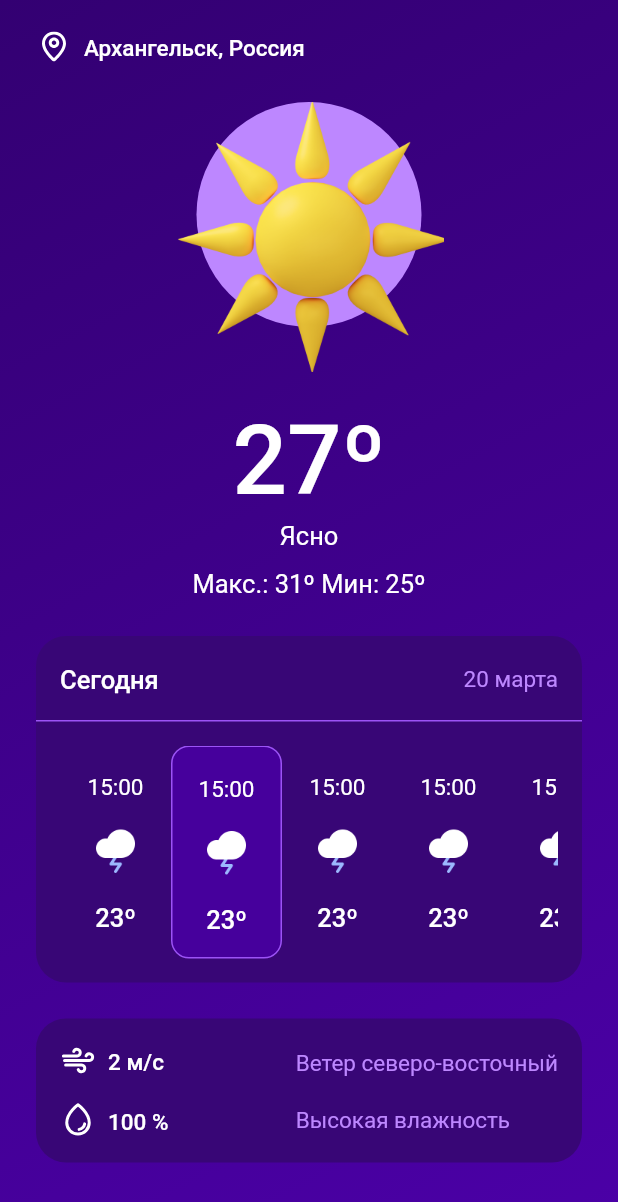
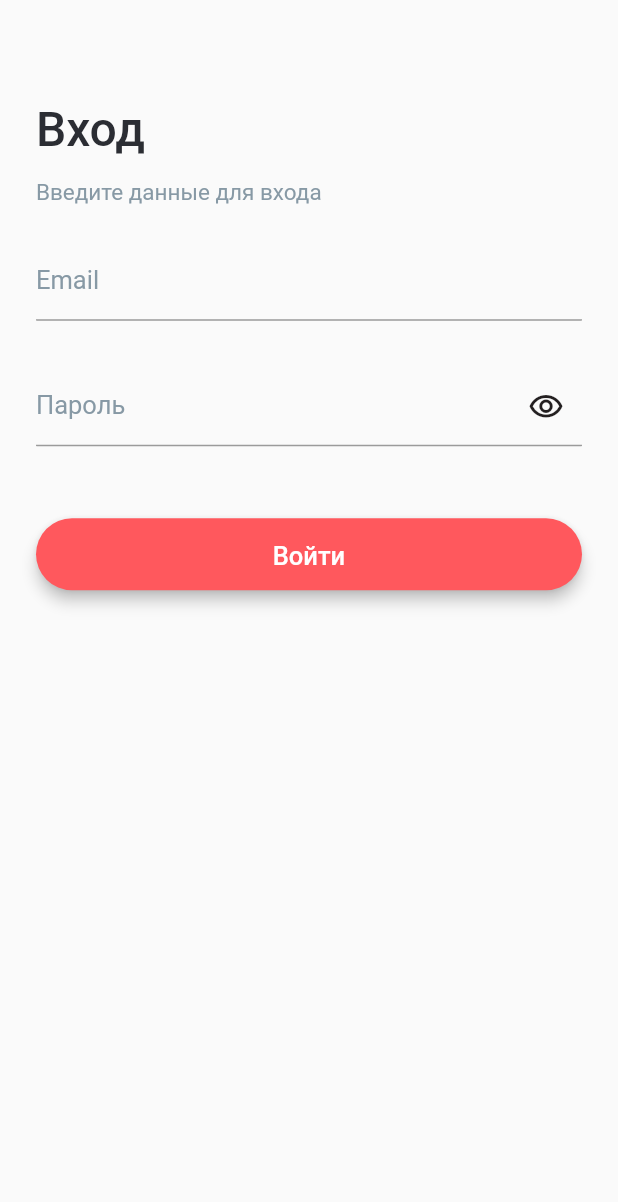
Before and after one commit to RNOVOSELOV/flutter_smartweather, a Flutter app: the screen it shows after launch, on a phone screen of 412 x 824 dp. Shown: the top 1202 px of the screen. Run offline on Flutter 3.47's test engine with Material 2 defaults, Android fonts, the phone set to English and light mode, and no system bars; our stand-ins replace flutter_dotenv, flutter_svg, google_fonts; missing offline and left inert: css_filter; Roboto replaces fonts that are missing (Ubuntu); project files that could hold a hidden picture were left out.

Commit message:
Login page view

```diff
--- a/lib/navigation/route_generator.dart
+++ b/lib/navigation/route_generator.dart
@@ -1,5 +1,6 @@
 import 'package:flutter/material.dart';
 import 'package:weather/navigation/route_name.dart';
+import 'package:weather/presentation/login/login_page.dart';
 import 'package:weather/presentation/splash/splash_page.dart';
 import 'package:weather/presentation/weather/weather_page.dart';
 
@@ -17,8 +18,7 @@ RouteFactory generateRoute() {
       case RouteName.splash:
         return _createPageRoute(const SplashPage(), routeName);
       case RouteName.login:
-        // TODO: Handle this case.
-        break;
+        return _createPageRoute(const LoginPage(), routeName);
       case RouteName.weather:
         return _createPageRoute(const WeatherPage(), routeName);
     }
--- /dev/null
+++ b/lib/presentation/login/login_page.dart
@@ -0,0 +1,188 @@
+import 'package:flutter/material.dart';
+import 'package:google_fonts/google_fonts.dart';
+import 'package:weather/navigation/route_name.dart';
+import 'package:weather/resources/app_colors.dart';
+import 'package:weather/resources/app_strings.dart';
+import 'package:weather/theme/theme_extensions.dart';
+
+class LoginPage extends StatelessWidget {
+  const LoginPage({Key? key}) : super(key: key);
+
+  @override
+  Widget build(BuildContext context) {
+    return const Scaffold(
+      body: _LoginPageWidget(),
+    );
+  }
+}
+
+class _LoginPageWidget extends StatefulWidget {
+  const _LoginPageWidget({Key? key}) : super(key: key);
+
+  @override
+  State<_LoginPageWidget> createState() => _LoginPageWidgetState();
+}
+
+class _LoginPageWidgetState extends State<_LoginPageWidget> {
+  late final FocusNode _emailFocusNode;
+  late final FocusNode _passwordFocusNode;
+
+  @override
+  void initState() {
+    super.initState();
+    _emailFocusNode = FocusNode();
+    _passwordFocusNode = FocusNode();
+  }
+
+  @override
+  void dispose() {
+    _emailFocusNode.dispose();
+    _passwordFocusNode.dispose();
+    super.dispose();
+  }
+
+  @override
+  Widget build(BuildContext context) {
+    return Padding(
+      padding: const EdgeInsets.symmetric(horizontal: 24.0),
+      child: Column(
+        mainAxisSize: MainAxisSize.min,
+        crossAxisAlignment: CrossAxisAlignment.start,
+        children: [
+          const SizedBox(height: 68),
+          Text(
+            AppStrings.enterString,
+            style: context.theme.h1,
+          ),
+          const SizedBox(height: 12),
+          Text(
+            AppStrings.enterDescriptionString,
+            style: GoogleFonts.roboto(
+              textStyle: context.theme.b2,
+              color: AppColors.textGreyColor,
+            ),
+          ),
+          const SizedBox(height: 24),
+          _EmailTextField(
+            emailFocusNode: _emailFocusNode,
+            passwordFocusNode: _passwordFocusNode,
+          ),
+          const SizedBox(height: 32),
+          _PasswordTextField(passwordFocusNode: _passwordFocusNode),
+          const SizedBox(height: 48),
+          const _LoginButtonWidget(),
+        ],
+      ),
+    );
+  }
+}
+
+class _EmailTextField extends StatelessWidget {
+  const _EmailTextField({
+    Key? key,
+    required FocusNode emailFocusNode,
+    required FocusNode passwordFocusNode,
+  })  : _emailFocusNode = emailFocusNode,
+        _passwordFocusNode = passwordFocusNode,
+        super(key: key);
+
+  final FocusNode _emailFocusNode;
+  final FocusNode _passwordFocusNode;
+
+  @override
+  Widget build(BuildContext context) {
+    return TextField(
+      expands: false,
+      textAlignVertical: TextAlignVertical.center,
+      textCapitalization: TextCapitalization.none,
+      focusNode: _emailFocusNode,
+//      onChanged: (text) =>
+//          context.read<LoginBloc>().add(LoginEmailChanged(text)),
+      onSubmitted: (_) => _passwordFocusNode.requestFocus(),
+      autocorrect: false,
+//      autofocus: true,
+      keyboardType: TextInputType.emailAddress,
+      textInputAction: TextInputAction.go,
+      autofillHints: const [AutofillHints.email],
+      decoration: InputDecoration(
+        labelText: AppStrings.emailInputLabel,
+//        errorText: emailError == EmailError.noError
+//            ? null
+//            : 'Пользователь с таким email не обнаружен',
+      ),
+    );
+  }
+}
+
+class _PasswordTextField extends StatefulWidget {
+  const _PasswordTextField({
+    Key? key,
+    required FocusNode passwordFocusNode,
+  })  : _passwordFocusNode = passwordFocusNode,
+        super(key: key);
+
+  final FocusNode _passwordFocusNode;
+
+  @override
+  State<_PasswordTextField> createState() => _PasswordTextFieldState();
+}
+
+class _PasswordTextFieldState extends State<_PasswordTextField> {
+  bool passwordIsHidden = true;
+
+  @override
+  Widget build(BuildContext context) {
+    return TextField(
+      expands: false,
+      textAlignVertical: TextAlignVertical.center,
+      textCapitalization: TextCapitalization.none,
+      focusNode: widget._passwordFocusNode,
+//      onChanged: (text) =>
+//          context.read<LoginBloc>().add(LoginPasswordChanged(text)),
+      onSubmitted: (_) {
+        FocusManager.instance.primaryFocus?.unfocus();
+//        context.read<LoginBloc>().add(LoginLoginButtonPressed());
+      },
+      autocorrect: false,
+      keyboardType: TextInputType.visiblePassword,
+      textInputAction: TextInputAction.done,
+      autofillHints: const [AutofillHints.password],
+      obscureText: passwordIsHidden,
+      decoration: InputDecoration(
+          labelText: "Пароль",
+          suffixIcon: GestureDetector(
+            child: Icon(
+              passwordIsHidden
+                  ? Icons.visibility_outlined
+                  : Icons.visibility_off_outlined,
+              color: const Color(0xFF231F20),
+            ),
+            onTap: () => setState(() => passwordIsHidden = !passwordIsHidden),
+          )
+//          errorText: passwordError == PasswordError.noError
+//              ? null
+//              : 'Введен неверный пароль'
+          ),
+    );
+  }
+}
+
+class _LoginButtonWidget extends StatelessWidget {
+  const _LoginButtonWidget({Key? key}) : super(key: key);
+
+  @override
+  Widget build(BuildContext context) {
+    return ElevatedButton(
+      onPressed: () {
+        FocusManager.instance.primaryFocus?.unfocus();
+        Navigator.of(context).pushReplacementNamed(RouteName.weather.route);
+      },
+      child: const SizedBox(
+          width: double.infinity,
+          child: Text(
+            AppStrings.enterButtonString,
+            textAlign: TextAlign.center,
+          )),
+    );
+  }
+}
--- a/lib/presentation/splash/splash_page.dart
+++ b/lib/presentation/splash/splash_page.dart
@@ -46,7 +46,7 @@ class _SplashPageState extends State<SplashPage> {
               duration: const Duration(milliseconds: 1500),
               curve: Curves.easeInOutQuad,
             onEnd: () => Navigator.of(context)
-                .pushReplacementNamed(RouteName.weather.route),
+                .pushReplacementNamed(RouteName.login.route),
               child: SvgPicture.asset(
                 AppImages.logo,
                 height: 58,
--- a/lib/presentation/weather/weather_page.dart
+++ b/lib/presentation/weather/weather_page.dart
@@ -166,7 +166,7 @@ class _MainWeatherInfoWidget extends StatelessWidget {
           ),
           const SizedBox(height: 8),
           Text(
-            '${AppStrings.maxTemperature} 31º ${AppStrings.minTemperature} 25º',
+            '${AppStrings.maxTemperatureString} 31º ${AppStrings.minTemperatureString} 25º',
             style: context.theme.b1,
           ),
         ],
@@ -198,7 +198,7 @@ class _DayWeatherInfoWidget extends StatelessWidget {
                 mainAxisAlignment: MainAxisAlignment.spaceBetween,
                 children: [
                   Text(
-                    AppStrings.currentDay,
+                    AppStrings.currentDayString,
                     style: GoogleFonts.roboto(
                       textStyle: context.theme.b1,
                       fontWeight: FontWeight.w500,
@@ -332,7 +332,7 @@ class _AdditionalInfoValuesColumnWidget extends StatelessWidget {
             ),
             const SizedBox(width: 8),
             Text(
-              '2 ${AppStrings.windSpeed}',
+              '2 ${AppStrings.windSpeedString}',
               style: GoogleFonts.roboto(
                 textStyle: context.theme.b2,
                 fontWeight: FontWeight.w500,
--- a/lib/resources/app_colors.dart
+++ b/lib/resources/app_colors.dart
@@ -3,14 +3,15 @@ import 'package:flutter/material.dart';
 class AppColors {
   AppColors._();
 
-  static const Color whiteColor = Colors.white;
-  static const Color gunMetalColor = Color(0xFF2B2D33);
-  static const Color coolGreyColor = Color(0xFF8799A5);
-  static const Color brightGrayColor = Color(0xFFE4E6EC);
-  static const Color mediumPurpleColor = Color(0xFF9C53F6);
-  static const Color heliotropeColor = Color(0xFFBD87FF);
-  static const Color grapeColor = Color(0xFF330072);
-  static const Color redColor = Color(0xFFFF585D);
+  static const whiteColor = Colors.white;
+  static const gunMetalColor = Color(0xFF2B2D33);
+  static const coolGreyColor = Color(0xFF8799A5);
+  static const brightGrayColor = Color(0xFFE4E6EC);
+  static const mediumPurpleColor = Color(0xFF9C53F6);
+  static const heliotropeColor = Color(0xFFBD87FF);
+  static const grapeColor = Color(0xFF330072);
+  static const redColor = Color(0xFFFF585D);
+  static const lightPink = Color(0xFFE71251);
 
   static const Color backgroundTopGradientColor = grapeColor;
   static const Color backgroundEndGradientColor = Color(0xFF4B00A7);
@@ -27,4 +28,8 @@ class AppColors {
   static const Color textWhiteColor = whiteColor;
   static const Color textAdditionalColor = backgroundBlurColor;
   static const Color textDateColor = backgroundBlurColor;
+
+  static const Color cursorColor = redColor;
+  static final Color selectionColor = redColor.withOpacity(0.4);
+  static const Color hintErrorColor = lightPink;
 }
--- a/lib/resources/app_strings.dart
+++ b/lib/resources/app_strings.dart
@@ -1,8 +1,14 @@
 class AppStrings {
   AppStrings._ ();
 
-  static const String maxTemperature = 'Макс.:';
-  static const String minTemperature = 'Мин:';
-  static const String currentDay = 'Сегодня';
-  static const String windSpeed = 'м/c';
+  static const String maxTemperatureString = 'Макс.:';
+  static const String minTemperatureString = 'Мин:';
+  static const String currentDayString = 'Сегодня';
+  static const String windSpeedString = 'м/c';
+
+  static const String enterString = 'Вход';
+  static const String enterButtonString = 'Войти';
+  static const String enterDescriptionString = 'Введите данные для входа';
+  static const String emailInputLabel = 'Email';
+  static const String passwordInputLabel = 'Пароль';
 }
--- a/lib/theme/light_theme.dart
+++ b/lib/theme/light_theme.dart
@@ -10,7 +10,7 @@ final lightTheme = _base.copyWith(
       fontWeight: FontWeight.w500,
       fontSize: 32,
       height: 36 / 32,
-      color: AppColors.textWhiteColor,
+      color: AppColors.textThemeColor,
     ),
     displayMedium: const TextStyle(
       fontStyle: FontStyle.normal,
@@ -48,4 +48,72 @@ final lightTheme = _base.copyWith(
       color: AppColors.textWhiteColor,
     ),
   ),
+  textSelectionTheme: _base.textSelectionTheme.copyWith(
+    cursorColor: AppColors.cursorColor,
+    selectionColor: AppColors.selectionColor,
+    selectionHandleColor: AppColors.cursorColor,
+  ),
+  inputDecorationTheme: _base.inputDecorationTheme.copyWith(
+    errorStyle: const TextStyle(
+      color: AppColors.hintErrorColor,
+    ),
+    contentPadding: const EdgeInsets.only(top: 5, bottom: 11),
+    border: const UnderlineInputBorder(
+      borderSide: BorderSide(color: AppColors.brightGrayColor, width: 1),
+      borderRadius: BorderRadius.all(Radius.circular(0.5)),
+    ),
+    focusedBorder: const UnderlineInputBorder(
+      borderSide: BorderSide(color: AppColors.grapeColor, width: 2),
+      borderRadius: BorderRadius.all(Radius.circular(0.5)),
+    ),
+    errorBorder: const UnderlineInputBorder(
+      borderSide: BorderSide(color: AppColors.lightPink, width: 1),
+      borderRadius: BorderRadius.all(Radius.circular(0.5)),
+    ),
+    focusedErrorBorder: const UnderlineInputBorder(
+      borderSide: BorderSide(color: AppColors.lightPink, width: 2),
+      borderRadius: BorderRadius.all(Radius.circular(0.5)),
+    ),
+    hintStyle: _base.primaryTextTheme.bodyLarge!.copyWith(
+      fontStyle: FontStyle.normal,
+      fontWeight: FontWeight.w400,
+      fontSize: 17,
+      height: 24 / 17,
+      color: AppColors.textGreyColor,
+    ),
+    labelStyle: _base.primaryTextTheme.bodyLarge!.copyWith(
+      color: AppColors.textGreyColor,
+      fontStyle: FontStyle.normal,
+      fontWeight: FontWeight.w400,
+      fontSize: 17,
+      height: 24 / 17,
+    ),
+    floatingLabelStyle: const TextStyle(
+      color: AppColors.textGreyColor,
+      fontStyle: FontStyle.normal,
+      fontWeight: FontWeight.w400,
+      fontSize: 15,
+      height: 22 / 15,
+    ),
+  ),
+  elevatedButtonTheme: ElevatedButtonThemeData(
+    style: ButtonStyle(
+      padding:
+          MaterialStateProperty.all(const EdgeInsets.symmetric(vertical: 12)),
+      elevation: MaterialStateProperty.all(4),
+      shape: MaterialStateProperty.all(
+        RoundedRectangleBorder(borderRadius: BorderRadius.circular(24)),
+      ),
+      textStyle: MaterialStateProperty.all(
+        const TextStyle(
+          fontStyle: FontStyle.normal,
+          fontWeight: FontWeight.w500,
+          fontSize: 17,
+          height: 24 / 17,
+          color: AppColors.textWhiteColor,
+        ),
+      ),
+      backgroundColor: MaterialStateProperty.all(AppColors.redColor),
+    ),
+  ),
 );
```
